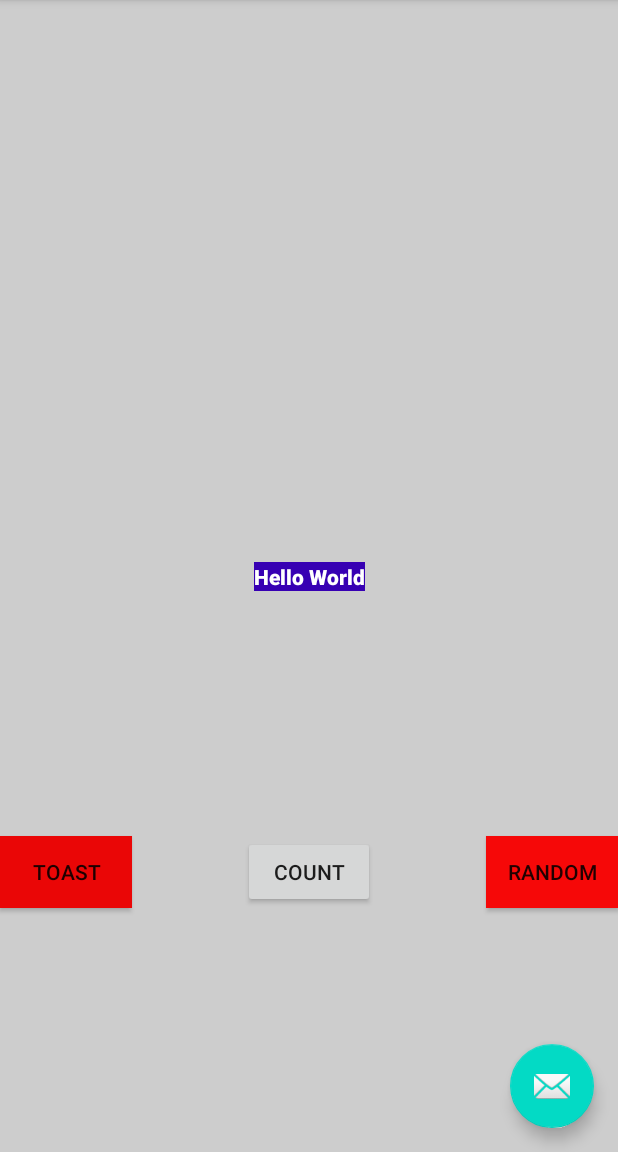
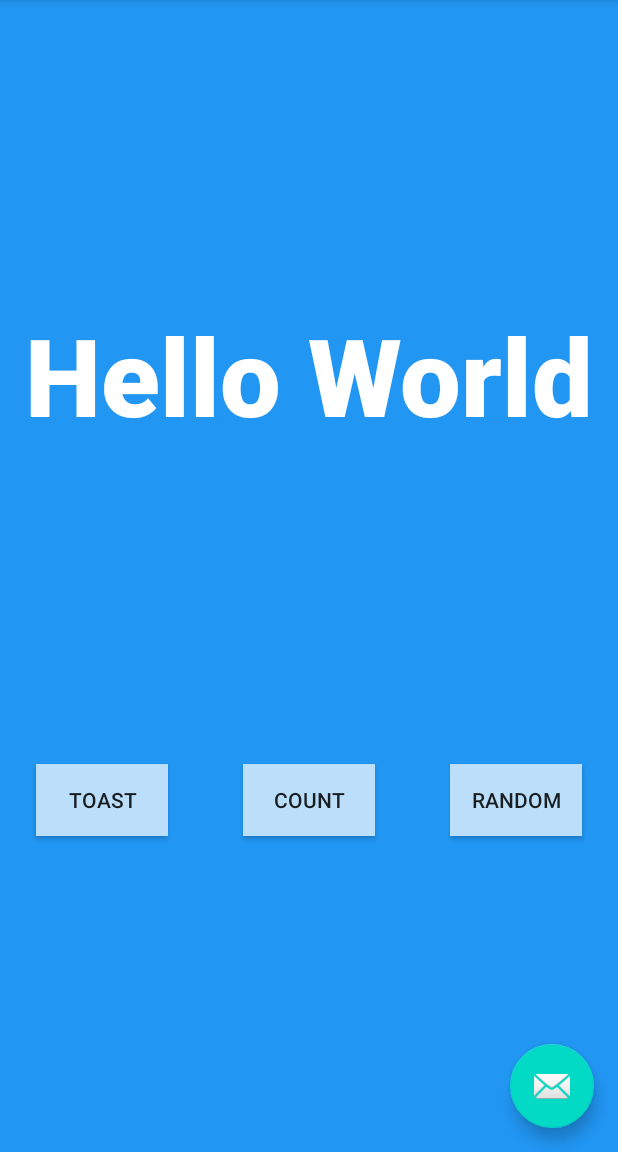
Before and after one commit to AbdoliSepehr8AMO1/javaopdracht1, an Android app: the screen it shows after launch (MainActivity), on a phone screen of 412 x 824 dp, the part 84-1236 px from its top. Run offline under Robolectric (Android 15) with nearby library versions, the phone set to English and light mode, and no system bars.

Commit message:
Hoofdstuk 7 af

```diff
--- a/app/src/main/res/layout/fragment_first.xml
+++ b/app/src/main/res/layout/fragment_first.xml
@@ -4,28 +4,32 @@
     xmlns:tools="http://schemas.android.com/tools"
     android:layout_width="match_parent"
     android:layout_height="match_parent"
-    android:background="#CDCDCD"
+    android:background="#2196F3"
     tools:context=".FirstFragment">
+
 
     <TextView
         android:id="@+id/textview_first"
         android:layout_width="wrap_content"
         android:layout_height="wrap_content"
-        android:background="@color/design_default_color_primary_dark"
         android:fontFamily="sans-serif-black"
         android:text="@string/hello_first_fragment"
         android:textColor="@android:color/white"
+        android:textSize="72sp"
         app:layout_constraintBottom_toBottomOf="parent"
         app:layout_constraintEnd_toEndOf="parent"
         app:layout_constraintStart_toStartOf="parent"
         app:layout_constraintTop_toTopOf="parent"
+        app:layout_constraintVertical_bias="0.3"
         tools:text="0" />
 
     <Button
         android:id="@+id/button_first"
         android:layout_width="wrap_content"
         android:layout_height="wrap_content"
-        android:background="#F60808"
+        android:layout_marginEnd="24dp"
+        android:layout_marginRight="24dp"
+        android:background="@color/buttonBackground"
         android:text="@string/random_button_text"
         app:layout_constraintBottom_toBottomOf="parent"
         app:layout_constraintEnd_toEndOf="parent"
@@ -35,7 +39,9 @@
         android:id="@+id/toast_button"
         android:layout_width="wrap_content"
         android:layout_height="wrap_content"
-        android:background="#EA0606"
+        android:layout_marginStart="24dp"
+        android:layout_marginLeft="24dp"
+        android:background="@color/buttonBackground"
         android:text="@string/toast_button_text"
         app:layout_constraintBottom_toBottomOf="parent"
         app:layout_constraintStart_toStartOf="parent"
@@ -45,6 +51,7 @@
         android:id="@+id/count_button"
         android:layout_width="wrap_content"
         android:layout_height="wrap_content"
+        android:background="@color/buttonBackground"
         android:text="@string/count_button_text"
         app:layout_constraintBottom_toBottomOf="parent"
         app:layout_constraintEnd_toStartOf="@+id/button_first"
--- a/app/src/main/res/values/colors.xml
+++ b/app/src/main/res/values/colors.xml
@@ -3,5 +3,6 @@
     <color name="colorPrimary">#6200EE</color>
     <color name="colorPrimaryDark">#3700B3</color>
     <color name="colorAccent">#03DAC5</color>
-    <color name="screenBackground">#FFEE58</color>
+    <color name="buttonBackground">#BBDEFB</color>
+
 </resources>
```
